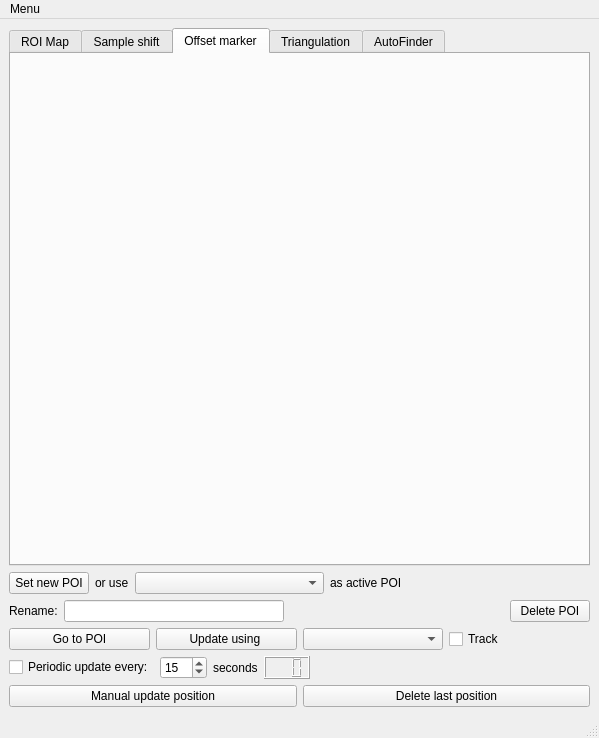
First picture: the form in gui/PoiManager/PoiManagerGuiUI.ui, repository Ulm-IQO/qudi, before the edit.
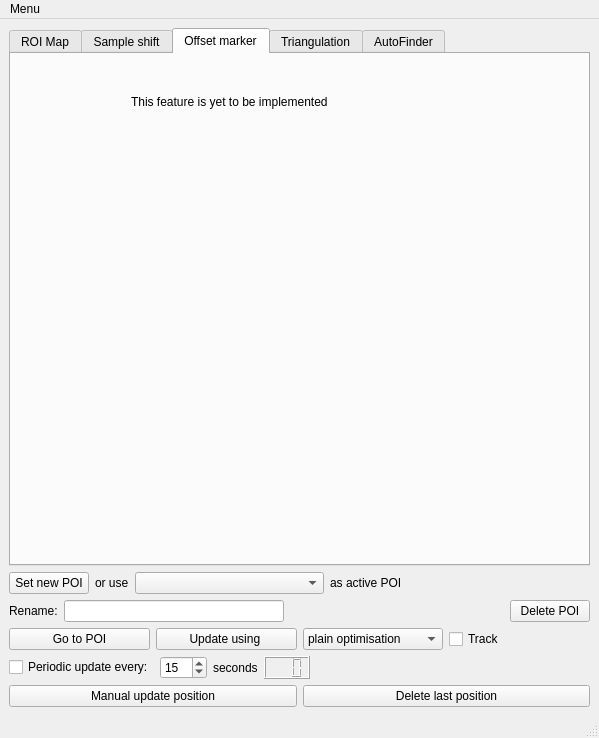
Second picture: the form after the edit. The open tabs and pages were chosen to show the change. Icons and pictures are not drawn. Custom widgets are drawn as their Qt base class.

```diff
--- a/gui/PoiManager/PoiManagerGuiUI.ui
+++ b/gui/PoiManager/PoiManagerGuiUI.ui
@@ -295,6 +295,19 @@
        <attribute name="title">
         <string>Offset marker</string>
        </attribute>
+       <widget class="QLabel" name="label_7">
+        <property name="geometry">
+         <rect>
+          <x>120</x>
+          <y>40</y>
+          <width>251</width>
+          <height>16</height>
+         </rect>
+        </property>
+        <property name="text">
+         <string>This feature is yet to be implemented</string>
+        </property>
+       </widget>
       </widget>
       <widget class="QWidget" name="triangulation">
        <attribute name="title">
@@ -420,7 +433,23 @@
        </widget>
       </item>
       <item>
-       <widget class="QComboBox" name="update_method_Input"/>
+       <widget class="QComboBox" name="update_method_Input">
+        <item>
+         <property name="text">
+          <string>plain optimisation</string>
+         </property>
+        </item>
+        <item>
+         <property name="text">
+          <string>offset marker</string>
+         </property>
+        </item>
+        <item>
+         <property name="text">
+          <string>triangulation</string>
+         </property>
+        </item>
+       </widget>
       </item>
       <item>
        <widget class="QCheckBox" name="checkBox">
```
Left out of the diff: 15 changed lines with no effect on the pictures.
